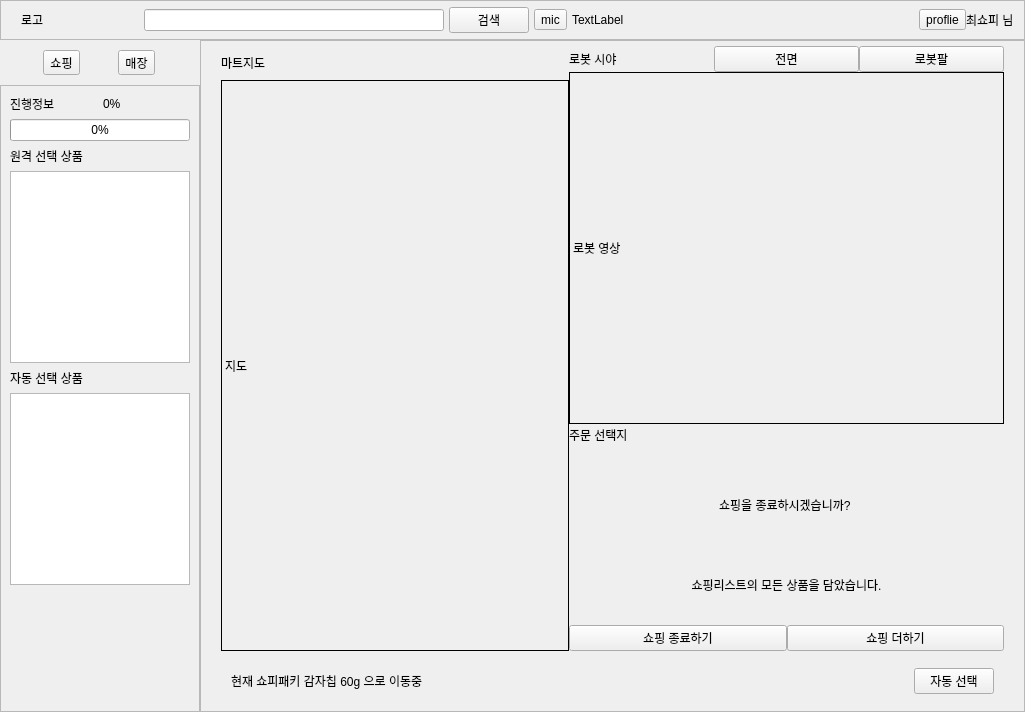
This is shopee_ros2/src/shopee_app/shopee_app/ui/layout_user.ui in addinedu-roscamp-7th/roscamp-repo-1 as Qt 5 draws it before an edit. The edited form follows.
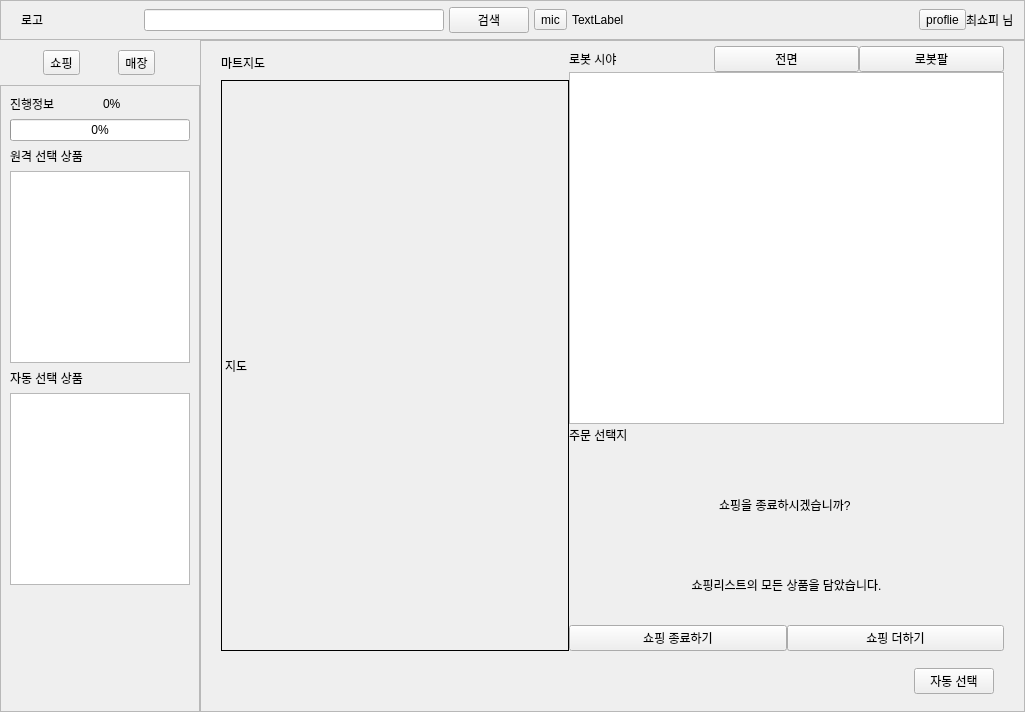
This is the edited form. Icons and pictures are not drawn.

Commit message: [ShopeeApp] 로그아웃, 쇼핑종료 버튼 기능 구현

Diff of the .ui file:
```diff
--- a/shopee_ros2/src/shopee_app/shopee_app/ui/layout_user.ui
+++ b/shopee_ros2/src/shopee_app/shopee_app/ui/layout_user.ui
@@ -1083,13 +1083,51 @@
                        </layout>
                       </item>
                       <item>
-                       <widget class="QLabel" name="label_9">
-                        <property name="frameShape">
-                         <enum>QFrame::Box</enum>
-                        </property>
-                        <property name="text">
-                         <string>로봇 영상</string>
-                        </property>
+                       <widget class="QStackedWidget" name="stackedWidget_3">
+                        <widget class="QWidget" name="page_front">
+                         <layout class="QVBoxLayout" name="verticalLayout_20">
+                          <property name="spacing">
+                           <number>0</number>
+                          </property>
+                          <property name="leftMargin">
+                           <number>0</number>
+                          </property>
+                          <property name="topMargin">
+                           <number>0</number>
+                          </property>
+                          <property name="rightMargin">
+                           <number>0</number>
+                          </property>
+                          <property name="bottomMargin">
+                           <number>0</number>
+                          </property>
+                          <item>
+                           <widget class="QGraphicsView" name="gv_front"/>
+                          </item>
+                         </layout>
+                        </widget>
+                        <widget class="QWidget" name="page_arm">
+                         <layout class="QVBoxLayout" name="verticalLayout_22">
+                          <property name="spacing">
+                           <number>0</number>
+                          </property>
+                          <property name="leftMargin">
+                           <number>0</number>
+                          </property>
+                          <property name="topMargin">
+                           <number>0</number>
+                          </property>
+                          <property name="rightMargin">
+                           <number>0</number>
+                          </property>
+                          <property name="bottomMargin">
+                           <number>0</number>
+                          </property>
+                          <item>
+                           <widget class="QGraphicsView" name="gv_arm"/>
+                          </item>
+                         </layout>
+                        </widget>
                        </widget>
                       </item>
                      </layout>
@@ -1371,7 +1409,7 @@
                 <item>
                  <widget class="QLabel" name="label_robot_notification">
                   <property name="text">
-                   <string>현재 쇼피패키 감자칩 60g 으로 이동중</string>
+                   <string/>
                   </property>
                  </widget>
                 </item>
```
Left out of the diff: 12 changed lines with no effect on the pictures. The commit also changes 4 other files.
